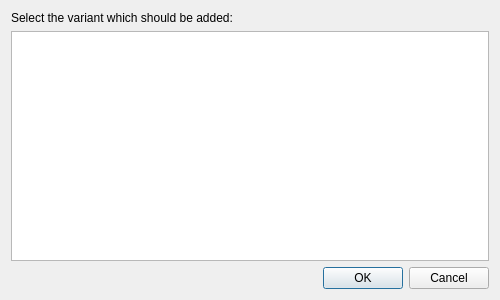
Above: src/GSvar/ReportVariantSelectionDialog.ui from imgag/ngs-bits before the change. Below: the same form after it.
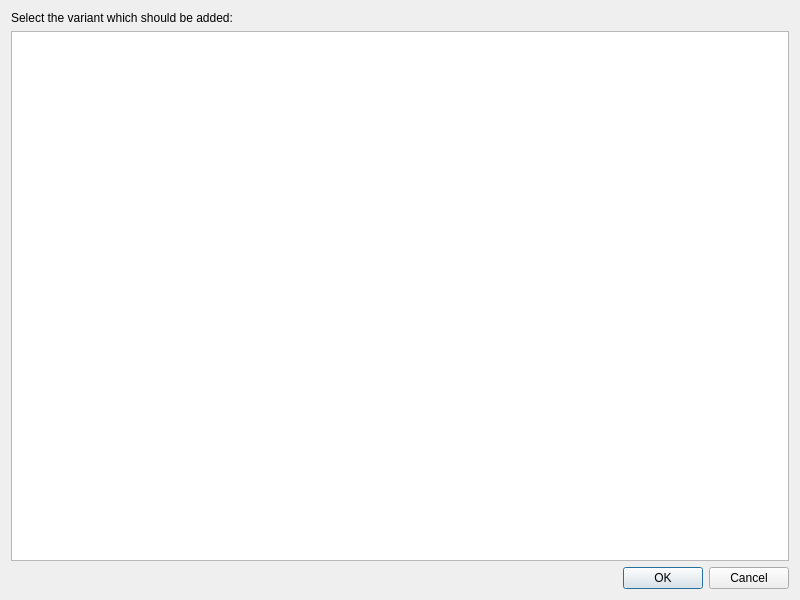
That is the form after the change.

Patch:
```diff
--- a/src/GSvar/ReportVariantSelectionDialog.ui
+++ b/src/GSvar/ReportVariantSelectionDialog.ui
@@ -6,8 +6,8 @@
    <rect>
     <x>0</x>
     <y>0</y>
-    <width>500</width>
-    <height>300</height>
+    <width>800</width>
+    <height>600</height>
    </rect>
   </property>
   <property name="windowTitle">
```
Left out of the diff: 2 changed lines with no effect on the pictures.
